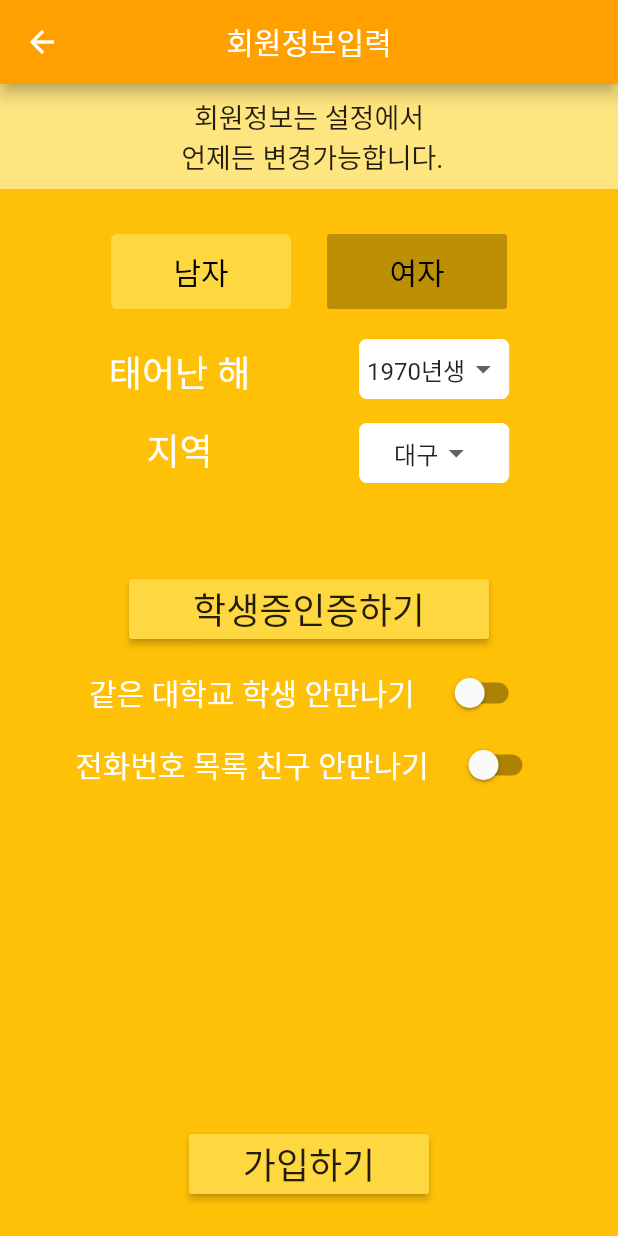
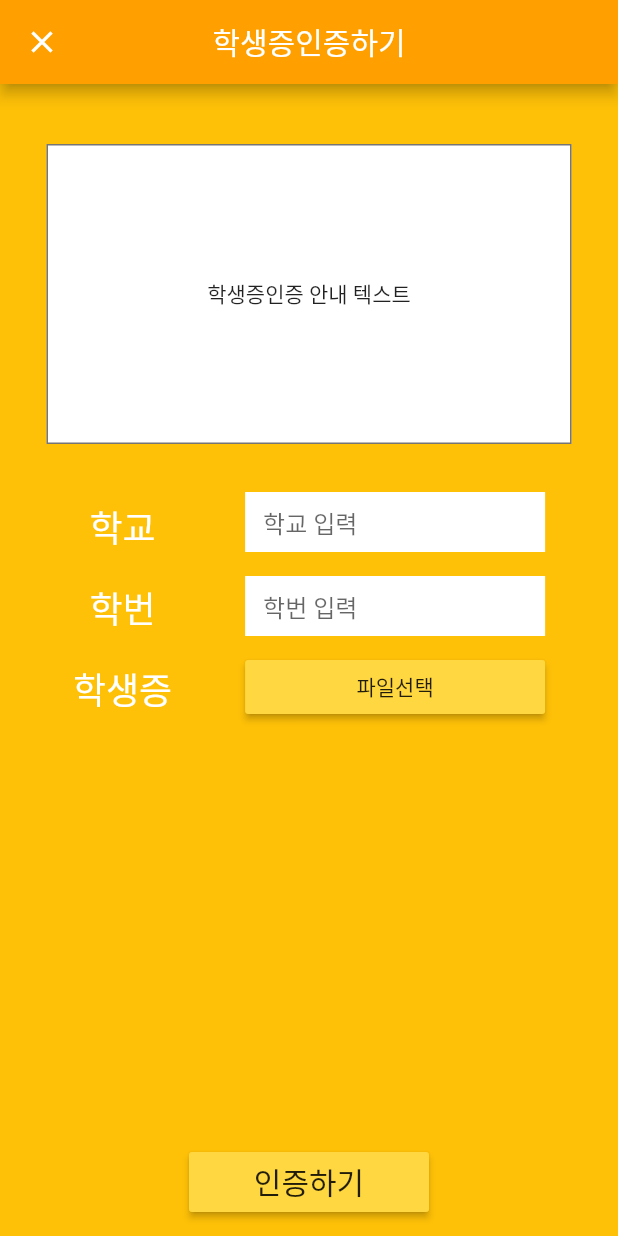
Before and after one commit to oaojjj/anony-chat, a Flutter app: the RegisterPage screen opened directly, after a tap on "학생증인증하기", on a phone screen of 412 x 824 dp. Run offline on Flutter 3.47's test engine with Material 2 defaults, Android fonts, the phone set to English and light mode, and no system bars; accounts and stored records are empty.

Commit message:
feat: implemnet SCC page

```diff
--- a/lib/model/member.dart
+++ b/lib/model/member.dart
@@ -3,8 +3,8 @@ class Member {
   String region; // 지역
   String university;
   String studentCard;
+  String birthYear;
   int studentID;
-  int birthYear;
   bool isNotMeetingSameUniversity = false;
   bool isNotMeetingPhoneList = false;
 
--- a/lib/ui/page/register_page.dart
+++ b/lib/ui/page/register_page.dart
@@ -1,4 +1,5 @@
 import 'package:anony_chat/model/member.dart';
+import 'package:anony_chat/ui/page/student_card_certification_page.dart';
 import 'package:flutter/material.dart';
 
 class RegisterPage extends StatefulWidget {
@@ -20,20 +21,23 @@ class _RegisterPageState extends State<RegisterPage> {
 
   // #true남자, #false여자
   bool sexBtnColor;
-  bool isCanRegister;
+  bool stdCardCertification;
 
   // data
   List<MyDropDownMenuItem> _items = [];
-  List<String> _itemsBirth =
-      List<String>.generate(30, (i) => (i + 1970).toString() + '년생');
-  List<String> _itemsRegion = ['대구', '부산', '서울'];
+  List<String> _itemsBirth = List<String>.generate(30, (i) {
+    if (i == 0)
+      return '선택';
+    else
+      return (i + 1970).toString();
+  });
+  List<String> _itemsRegion = ['선택', '대구', '부산', '서울'];
 
   @override
   void initState() {
     newMember = Member();
-    isCanRegister = false;
     sexBtnColor = true;
-
+    stdCardCertification = false;
     _items.add(MyDropDownMenuItem(_itemsBirth));
     _items.add(MyDropDownMenuItem(_itemsRegion));
     super.initState();
@@ -155,8 +159,14 @@ class _RegisterPageState extends State<RegisterPage> {
                     child: RaisedButton(
                         child:
                             Text('학생증인증하기', style: TextStyle(fontSize: 24.0)),
-                        onPressed: () {
-                          // TODO 학생증 인증 페이지
+                        onPressed: stdCardCertification
+                            ? null
+                            : () {
+                                Navigator.push(
+                                    context,
+                                    MaterialPageRoute(
+                                        builder: (context) =>
+                                            SCCertification()));
                               }),
                   ),
                   SizedBox(height: 8.0),
@@ -197,7 +207,7 @@ class _RegisterPageState extends State<RegisterPage> {
             ),
           ),
           Padding(
-            padding: EdgeInsets.only(bottom: 24.0),
+            padding: EdgeInsets.only(bottom: 12.0),
             child: ButtonTheme(
               minWidth: 160.0,
               height: 40.0,
@@ -205,9 +215,9 @@ class _RegisterPageState extends State<RegisterPage> {
               child: RaisedButton(
                   child: Text(
                     '가입하기',
-                    style: TextStyle(fontSize: 24.0),
+                    style: TextStyle(fontSize: 20.0),
                   ),
-                  onPressed: !isCanRegister
+                  onPressed: isCanRegister()
                       ? () => {
                             // TODO 가입하기 버튼
                           }
@@ -226,7 +236,6 @@ class _RegisterPageState extends State<RegisterPage> {
       decoration: BoxDecoration(
           color: Colors.white,
           borderRadius: BorderRadius.all(Radius.circular(5.0))),
-      child: Center(
       child: DropdownButtonHideUnderline(
         child: DropdownButton<String>(
             value: item.selected,
@@ -242,7 +251,12 @@ class _RegisterPageState extends State<RegisterPage> {
               });
             }),
       ),
-      ),
     );
   }
+
+  bool isCanRegister() {
+    if (newMember.birthYear == '선택' || newMember.region == '선택') return false;
+    if (stdCardCertification != true) return false;
+    return true;
   }
+}
--- /dev/null
+++ b/lib/ui/page/student_card_certification_page.dart
@@ -0,0 +1,132 @@
+import 'package:flutter/material.dart';
+
+class SCCertification extends StatefulWidget {
+  @override
+  _SCCertificationState createState() => _SCCertificationState();
+}
+
+class _SCCertificationState extends State<SCCertification> {
+  @override
+  void initState() {
+    // TODO: implement initState
+    super.initState();
+  }
+
+  @override
+  Widget build(BuildContext context) {
+    return Scaffold(
+      appBar: AppBar(
+        leading: IconButton(
+          icon: Icon(Icons.close, color: Colors.white),
+          onPressed: () => Navigator.pop(context),
+        ),
+        centerTitle: true,
+        title: Text(
+          '학생증인증하기',
+          style: TextStyle(color: Colors.white),
+        ),
+        backgroundColor: Colors.amber[700],
+      ),
+      backgroundColor: Colors.amber,
+      body: Column(
+        children: [
+          Expanded(
+            child: SingleChildScrollView(
+              child: Column(children: [
+                SizedBox(height: 40.0),
+                Container(
+                  padding: EdgeInsets.all(8.0),
+                  width: 350.0,
+                  height: 200.0,
+                  decoration: BoxDecoration(
+                      border: Border.all(color: Colors.black54, width: 1.0),
+                      color: Colors.white),
+                  child: Center(child: Text('학생증인증 안내 텍스트')),
+                ),
+                SizedBox(height: 32.0),
+                Container(
+                  child: Row(
+                    mainAxisAlignment: MainAxisAlignment.spaceEvenly,
+                    children: [
+                      Column(
+                        children: [
+                          Text('학교',
+                              style: TextStyle(
+                                  fontSize: 24.0, color: Colors.white)),
+                          SizedBox(height: 18.0),
+                          Text('학번',
+                              style: TextStyle(
+                                  fontSize: 24.0, color: Colors.white)),
+                          SizedBox(height: 18.0),
+                          Text('학생증',
+                              style: TextStyle(
+                                  fontSize: 24.0, color: Colors.white)),
+                        ],
+                      ),
+                      Column(
+                        children: [
+                          Container(
+                            width: 200.0,
+                            child: TextField(
+                                keyboardType: TextInputType.name,
+                                decoration: InputDecoration(
+                                    filled: true,
+                                    fillColor: Colors.white,
+                                    isDense: true,
+                                    border: InputBorder.none,
+                                    hintText: '학교 입력')),
+                          ),
+                          SizedBox(height: 16.0),
+                          Container(
+                            width: 200.0,
+                            child: TextField(
+                                keyboardType: TextInputType.number,
+                                decoration: InputDecoration(
+                                    filled: true,
+                                    fillColor: Colors.white,
+                                    isDense: true,
+                                    border: InputBorder.none,
+                                    hintText: '학번 입력')),
+                          ),
+                          SizedBox(height: 10.0),
+                          ButtonTheme(
+                            minWidth: 200.0,
+                            buttonColor: Colors.amberAccent,
+                            child: RaisedButton(
+                              child: Text('파일선택'),
+                              onPressed: () {
+                                // Todo 파일 선택
+                              },
+                            ),
+                          )
+                        ],
+                      ),
+                    ],
+                  ),
+                ),
+              ]),
+            ),
+          ),
+          Padding(
+            padding: EdgeInsets.only(bottom: 12.0),
+            child: ButtonTheme(
+              minWidth: 160.0,
+              height: 40.0,
+              buttonColor: Colors.amberAccent,
+              child: RaisedButton(
+                  child: Text(
+                    '인증하기',
+                    style: TextStyle(fontSize: 20.0),
+                  ),
+                  onPressed: true
+                      ? () => {
+                            // TODO 인증 하기
+                          }
+                      : null),
+            ),
+          )
+        ],
+      ),
+    );
+  }
+}
--- a/lib/ui/page/terms_content_page.dart
+++ b/lib/ui/page/terms_content_page.dart
@@ -26,7 +26,7 @@ class TermsContentPage extends StatelessWidget {
           children: [
             Container(
               decoration: BoxDecoration(
-                  border: Border.all(color: Colors.black), color: Colors.white),
+                  border: Border.all(color: Colors.black54), color: Colors.white),
               padding: EdgeInsets.all(16.0),
               margin: EdgeInsets.all(24.0),
               child: Text(mItem.content),
--- a/lib/ui/page/terms_of_use_page.dart
+++ b/lib/ui/page/terms_of_use_page.dart
@@ -70,11 +70,13 @@ class _TermsOfUsePageState extends State<TermsOfUsePage> {
               },
             ),
           ),
-          ButtonTheme(
+          Padding(
+            padding: EdgeInsets.only(bottom: 12.0),
+            child: ButtonTheme(
               minWidth: 160.0,
               buttonColor: Colors.amberAccent,
               child: RaisedButton(
-                child: Text('확인'),
+                  child: Text('확인', style: TextStyle(fontSize: 20.0)),
                   onPressed: _termsDataAPI.isRequiredChecked()
                       ? () => {
                             Navigator.push(
@@ -84,7 +86,7 @@ class _TermsOfUsePageState extends State<TermsOfUsePage> {
                           }
                       : null),
             ),
-          SizedBox(height: 16.0)
+          ),
         ],
       ),
     );
```
Lines whose indentation alone changed are shown as unchanged.
